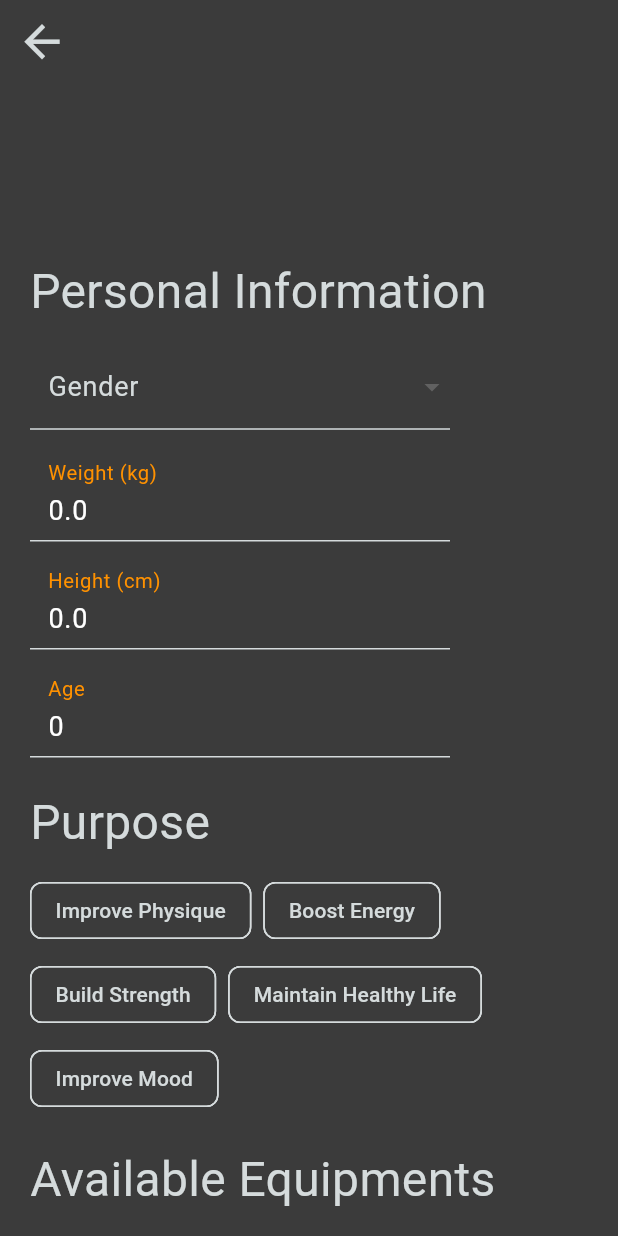
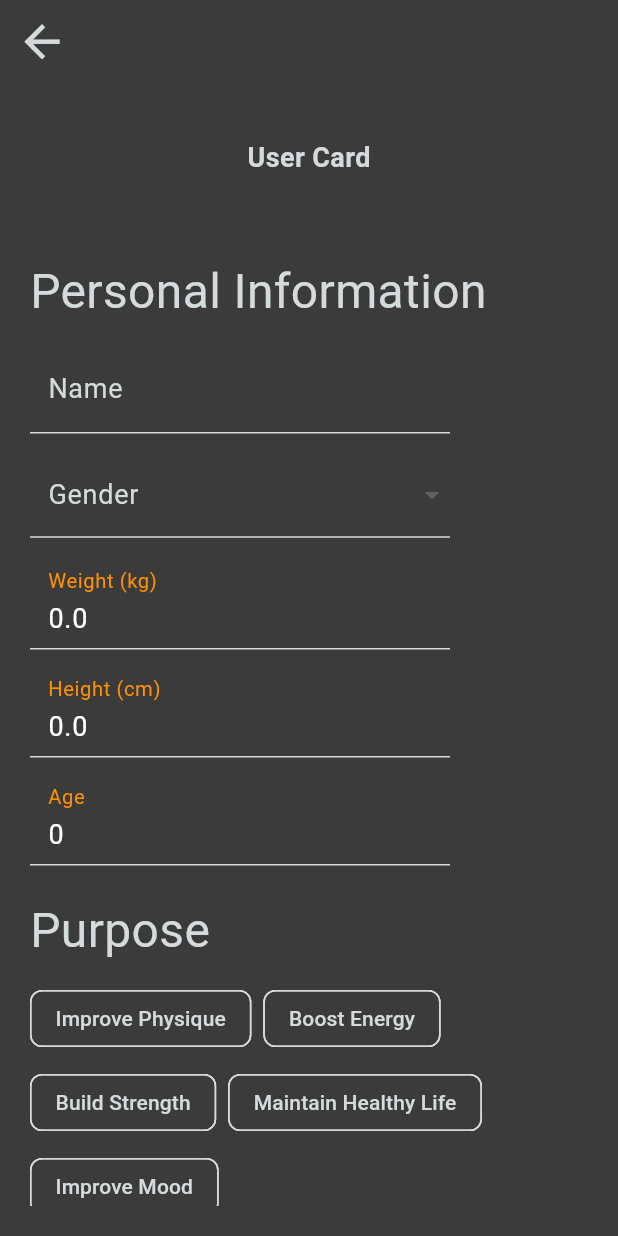
Before and after one commit to PercyChang18/csen268_project, a Flutter app: the PersonalInfoPage screen opened by its route, on a phone screen of 412 x 824 dp. Run offline on Flutter 3.47's test engine with Material 3 defaults, Android fonts, the phone set to English and light mode, and no system bars; our stand-ins replace bloc, cloud_firestore, firebase_auth, firebase_core, firebase_messaging, flutter_bloc and 4 more; missing offline and left inert: firebase_app_installations, firebase_ui_auth; accounts and stored records are empty.

Commit message:
add names

```diff
--- a/lib/model/user_profile.dart
+++ b/lib/model/user_profile.dart
@@ -45,6 +45,7 @@ class UserProfile {
       weight: data?["weight"],
       height: data?["height"],
       age: data?["age"],
+      name: data?["name"],
       purposes: List<String>.from(data?["purpose"] ?? []),
       availableEquipments: List<String>.from(data?["availableEquipment"] ?? []),
     );
--- a/lib/pages/cubit/workout_cubit.dart
+++ b/lib/pages/cubit/workout_cubit.dart
@@ -27,7 +27,7 @@ class WorkoutCubit extends Cubit<WorkoutState> {
   final Set<int> _highWorkoutDays = {
     DateTime.tuesday,
     DateTime.wednesday,
-    DateTime.friday,
+    DateTime.thursday,
     DateTime.saturday,
   };
 
--- a/lib/pages/personal_info_page.dart
+++ b/lib/pages/personal_info_page.dart
@@ -37,23 +37,24 @@ class _PersonalInfoPageState extends State<PersonalInfoPage> {
   ];
 
   // Text editing controllers for the form fields
+  late final TextEditingController _nameController; // ADD THIS
   late final TextEditingController _weightController;
   late final TextEditingController _heightController;
   late final TextEditingController _ageController;
 
-  String? _userName;
-  String? _userEmail;
+  String?
+  _userEmail; // We will remove _userName since the controller will handle the name
 
   @override
   void initState() {
     super.initState();
     _currentUser = FirebaseAuth.instance.currentUser;
+    _nameController = TextEditingController(); // ADD THIS
     _weightController = TextEditingController();
     _heightController = TextEditingController();
     _ageController = TextEditingController();
 
     if (_currentUser != null) {
-      _userName = _currentUser!.displayName;
       _userEmail = _currentUser!.email;
       _loadAndSetUserProfile();
     } else {
@@ -64,7 +65,6 @@ class _PersonalInfoPageState extends State<PersonalInfoPage> {
   Future<void> _loadAndSetUserProfile() async {
     try {
       DocumentSnapshot<Map<String, dynamic>> userDoc =
-          // NOTE: our data is stored in the collection 'users'
           await FirebaseFirestore.instance
               .collection('users')
               .doc(_currentUser!.uid)
@@ -73,13 +73,15 @@ class _PersonalInfoPageState extends State<PersonalInfoPage> {
       if (userDoc.exists && userDoc.data() != null) {
         setState(() {
           _userProfile = UserProfile.fromFireStore(userDoc, null);
+          _nameController.text = _userProfile.name ?? ''; // ADD THIS
           _weightController.text = _userProfile.weight?.toString() ?? '';
           _heightController.text = _userProfile.height?.toString() ?? '';
           _ageController.text = _userProfile.age?.toString() ?? '';
         });
-      } else {}
+      }
     } on FirebaseException catch (e) {
       print("Error on getting data from Firestore: $e");
+      if (!mounted) return;
       ScaffoldMessenger.of(context).showSnackBar(
         SnackBar(content: Text('Failed to load profile: ${e.message}')),
       );
@@ -88,6 +90,7 @@ class _PersonalInfoPageState extends State<PersonalInfoPage> {
 
   @override
   void dispose() {
+    _nameController.dispose(); // ADD THIS
     _weightController.dispose();
     _heightController.dispose();
     _ageController.dispose();
@@ -115,13 +118,19 @@ class _PersonalInfoPageState extends State<PersonalInfoPage> {
                   child: Column(
                     mainAxisAlignment: MainAxisAlignment.center,
                     children: [
-                      Text(
-                        // TODO: we need to ask user's name
-                        _userName ?? 'User Card',
-                        style: const TextStyle(
-                          fontSize: 18,
-                          fontWeight: FontWeight.bold,
-                        ),
+                      // This Text widget can now listen to the controller for real-time updates if you want
+                      // For simplicity, we'll leave it, but the editable field below is the main focus.
+                      ValueListenableBuilder<TextEditingValue>(
+                        valueListenable: _nameController,
+                        builder: (context, value, child) {
+                          return Text(
+                            value.text.isNotEmpty ? value.text : 'User Card',
+                            style: const TextStyle(
+                              fontSize: 18,
+                              fontWeight: FontWeight.bold,
+                            ),
+                          );
+                        },
                       ),
                       Text(
                         _userEmail ?? 'No Email',
@@ -141,6 +150,33 @@ class _PersonalInfoPageState extends State<PersonalInfoPage> {
                       'Personal Information',
                       style: TextStyle(fontSize: 32),
                     ),
+                    const SizedBox(height: 12),
+                    // START: ADD NAME TEXTFORMFIELD
+                    SizedBox(
+                      width: 280,
+                      height: 60,
+                      child: TextFormField(
+                        controller: _nameController,
+                        keyboardType: TextInputType.name,
+                        inputFormatters: [
+                          FilteringTextInputFormatter.allow(
+                            RegExp(r'[a-zA-Z\s]'),
+                          ),
+                        ],
+                        style: const TextStyle(color: Colors.white),
+                        decoration: const InputDecoration(labelText: 'Name'),
+                        validator: (value) {
+                          if (value == null || value.isEmpty) {
+                            return 'Please enter your name';
+                          }
+                          return null;
+                        },
+                        onSaved: (value) {
+                          _userProfile.name = value;
+                        },
+                      ),
+                    ),
+                    // END: ADD NAME TEXTFORMFIELD
                     const SizedBox(height: 12),
                     // Gender
                     SizedBox(
@@ -369,6 +405,8 @@ class _PersonalInfoPageState extends State<PersonalInfoPage> {
                             if (_formKey.currentState!.validate()) {
                               _formKey.currentState!.save();
                               // Update user profile with current controller values
+                              // The onSaved callbacks already handle this, but we can also be explicit
+                              // _userProfile.name is already set by onSaved
                               _userProfile.weight = double.tryParse(
                                 _weightController.text,
                               );
@@ -387,7 +425,7 @@ class _PersonalInfoPageState extends State<PersonalInfoPage> {
                                       .set(
                                         _userProfile.toFireStore(),
                                         SetOptions(merge: true),
-                                      ); // Use merge option
+                                      );
                                   if (!mounted) return;
 
                                   ScaffoldMessenger.of(context).showSnackBar(
```
